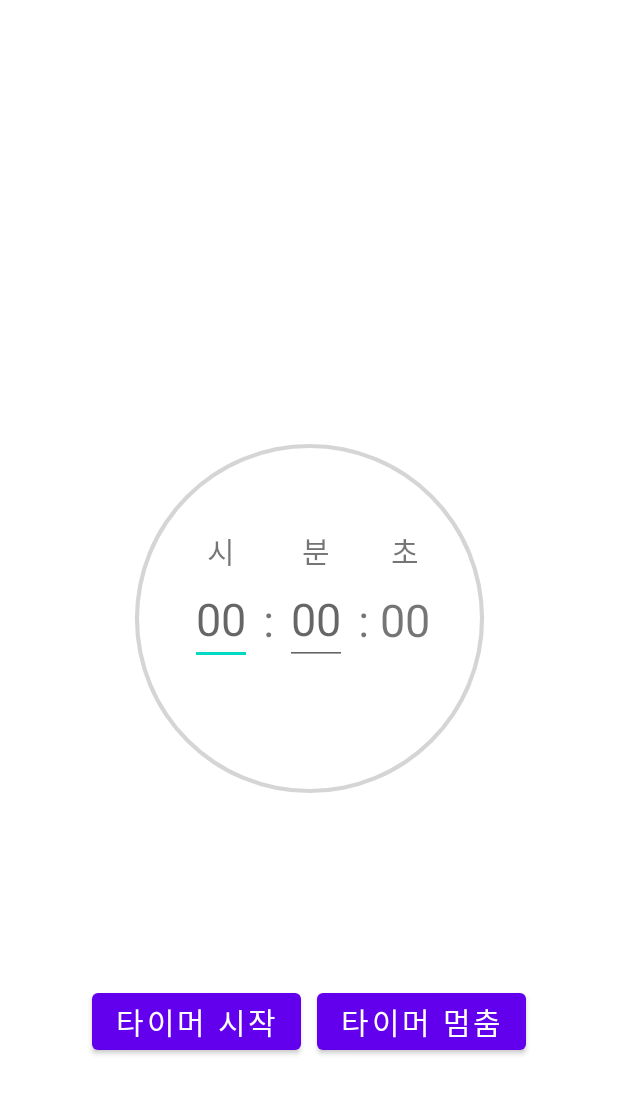
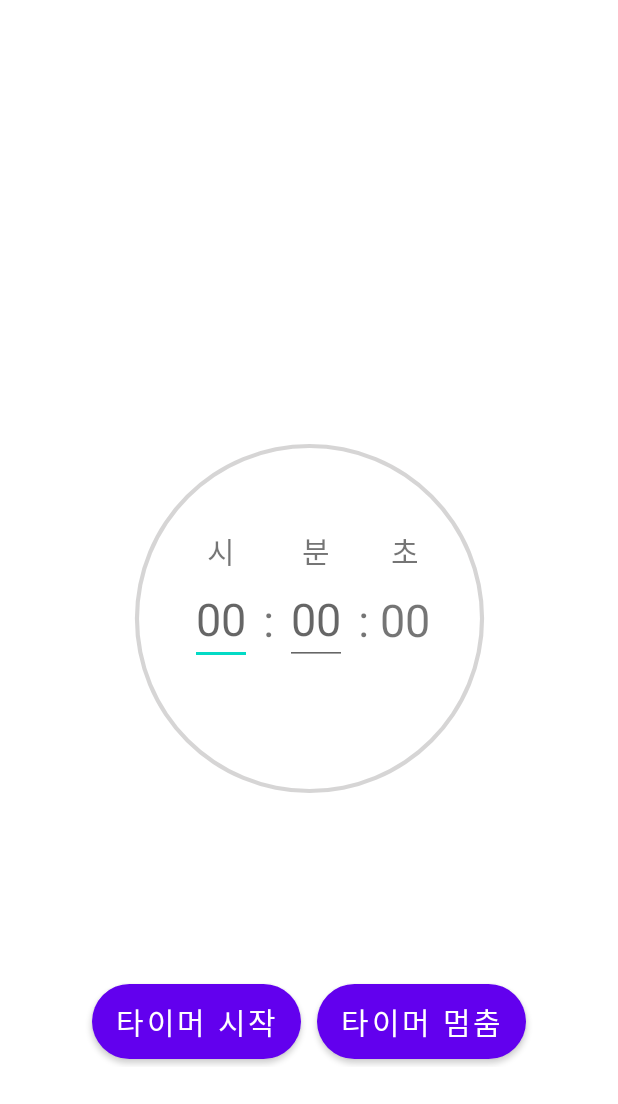
Before and after one commit to inseonyun/music-timer, an Android app: the layout fragment_home.xml on its own in the app's theme, with its tools: preview values and no code run, on a phone screen of 412 x 824 dp. Shown: the top 1104 px of the screen. Run offline under Robolectric (Android 15) with nearby library versions, the light colour scheme and no system bars.

Commit message:
round button 추가 및 적용

```diff
--- /dev/null
+++ b/music-timer/app/src/main/res/drawable-v24/button_round.xml
@@ -0,0 +1,12 @@
+<?xml version="1.0" encoding="utf-8"?>
+<shape xmlns:android= "http://schemas.android.com/apk/res/android"
+    android:shape="rectangle">
+    <corners
+        android:bottomLeftRadius="300dp"
+        android:bottomRightRadius="300dp"
+        android:topLeftRadius="300dp"
+        android:topRightRadius="300dp"
+        android:radius="0.1dp"/>
+
+    <solid android:color="@color/black"/>
+</shape>
--- a/music-timer/app/src/main/res/layout/fragment_home.xml
+++ b/music-timer/app/src/main/res/layout/fragment_home.xml
@@ -137,7 +137,8 @@
                 android:layout_height="wrap_content"
                 android:layout_margin="5dp"
                 android:text="타이머 시작"
-                android:textSize="20dp" />
+                android:textSize="20dp"
+                android:background="@drawable/button_round"/>
 
             <Button
                 android:id="@+id/btn_stop"
@@ -145,7 +146,8 @@
                 android:layout_height="wrap_content"
                 android:layout_margin="5dp"
                 android:text="타이머 멈춤"
-                android:textSize="20dp" />
+                android:textSize="20dp"
+                android:background="@drawable/button_round" />
 
         </LinearLayout>
 
```
